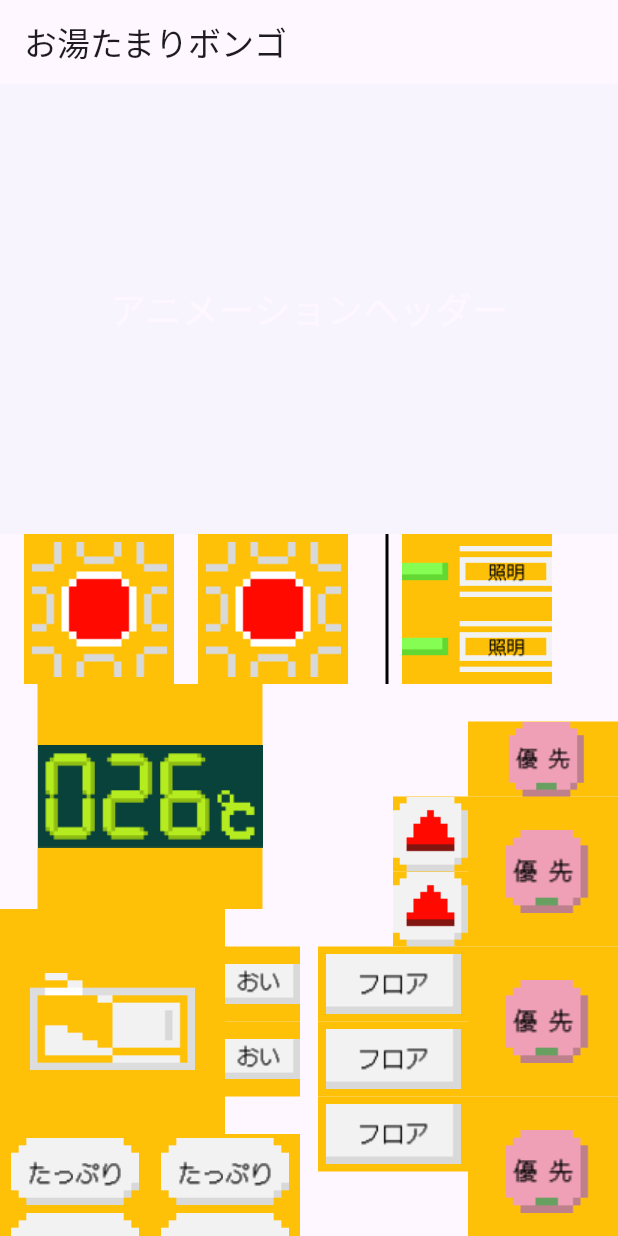
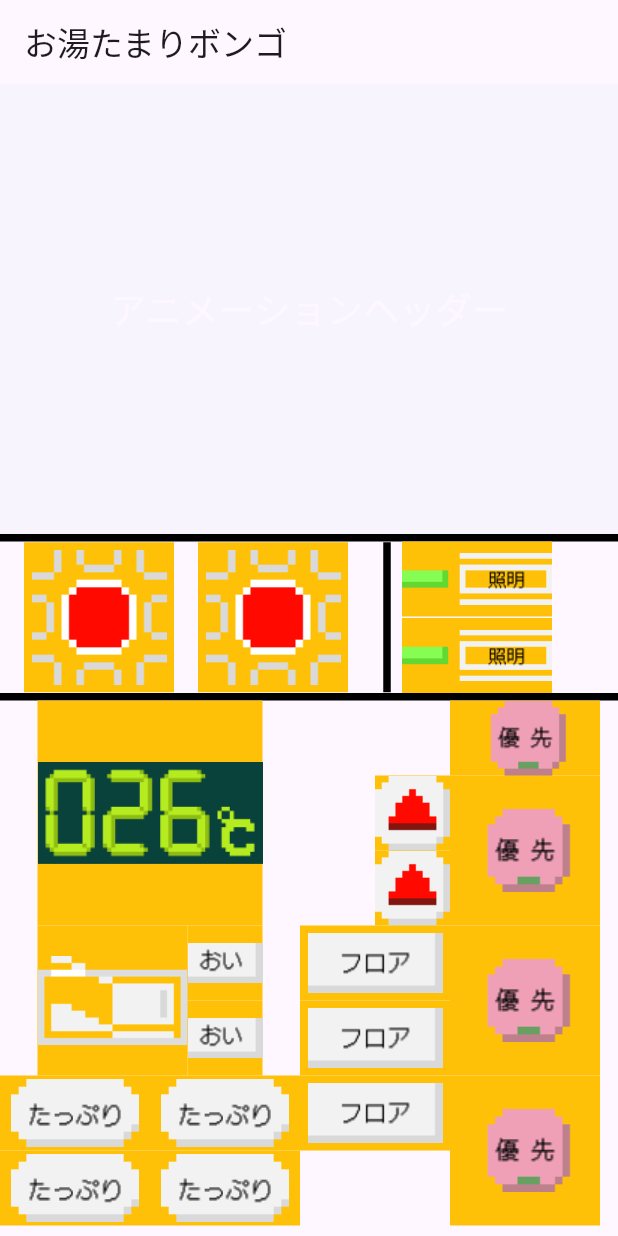
Before and after one commit to ironmax123/oyutamari_bongo, a Flutter app: the screen it shows after launch, on a phone screen of 412 x 824 dp. Run offline on Flutter 3.47's test engine with Material 3 defaults, Android fonts, the phone set to English and light mode, and no system bars; our stand-ins replace flutter_blue_plus, flutter_hooks, freezed_annotation, just_audio, riverpod_annotation; missing offline and left inert: audio_session; generated files the repository leaves out were written again; statements that could not run were skipped.

Commit message:
大外のdivider追加

```diff
--- a/lib/components/image_button.dart
+++ b/lib/components/image_button.dart
@@ -24,6 +24,7 @@ class ImageButton extends StatelessWidget {
           imagePath,
           width: width,
           height: height,
+
         ),
       ),
     );
--- a/lib/pages/home/components/button_components2.dart
+++ b/lib/pages/home/components/button_components2.dart
@@ -16,6 +16,11 @@ class Buttoncomponents2 extends StatelessWidget {
             // ボタン6の処理
           },
         ),
+        Divider(
+          color: Colors.black,
+          thickness: 1,
+          height: 1,
+        ),
         ImageButton(
           imagePath: 'assets/images/button6.png',
           width: 100,
--- a/lib/pages/home/home_page.dart
+++ b/lib/pages/home/home_page.dart
@@ -24,6 +24,11 @@ class HomePage extends StatelessWidget {
             child: SingleChildScrollView(
               child: Column(
                 children: [
+                  Divider(
+                    color: Colors.black,
+                    thickness: 5,
+                    height: 5,
+                  ),
                   Row(
                     children: [
                       Buttoncomponents1(),
@@ -31,12 +36,17 @@ class HomePage extends StatelessWidget {
                         height: 100,
                         child: VerticalDivider(
                           color: Colors.black,
-                          thickness: 2,
+                          thickness: 5,
                           width: 20,
                         ),
                       ),
                       Buttoncomponents2(),
                     ],
+                  ),
+                  Divider(
+                    color: Colors.black,
+                    thickness: 5,
+                    height: 5,
                   ),
                   SizedBox(
                     width: double.infinity,
@@ -56,8 +66,8 @@ class HomePage extends StatelessWidget {
                               children: [
                                 ImageButton(
                                   imagePath: 'assets/images/button5.png',
-                                  width: 150,
-                                  height: 150,
+                                  width: 100,
+                                  height: 100,
                                   onPressed: () {
                                     // ボタン8の処理
                                   },
@@ -68,7 +78,7 @@ class HomePage extends StatelessWidget {
                             ButtonFull(),
                           ],
                         ),
-                        Expanded(child: ButtonUpdown()),
+                        ButtonUpdown(),
                         ButtonCircle(),
                       ],
                     ),
```
Also changed, not shown: pubspec.lock.
